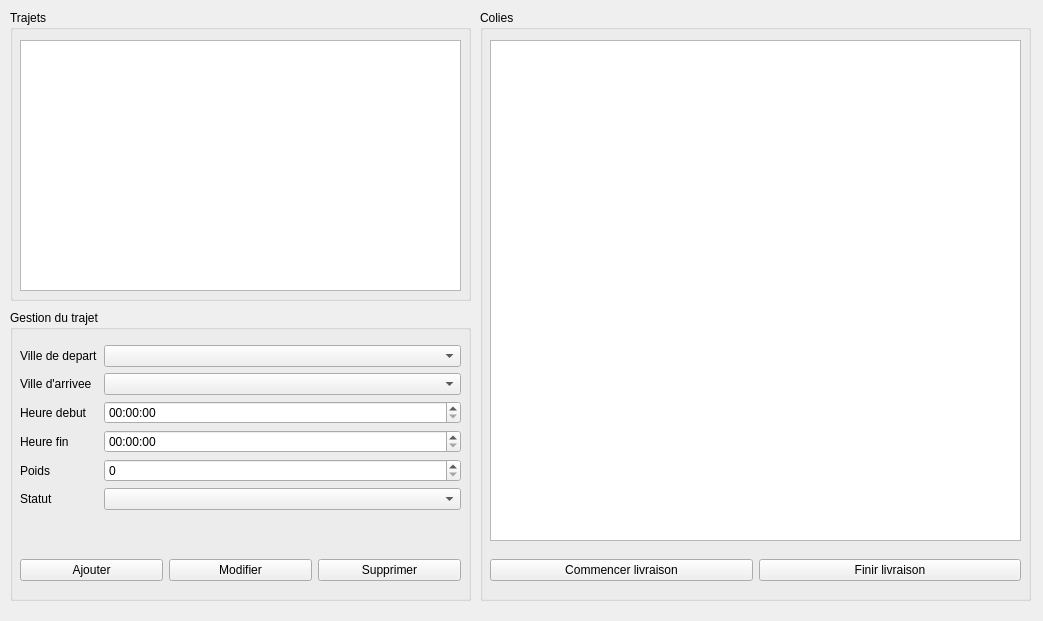
Above: interface/chauffeurpanel.ui from Kaputchino/Projet_Tulle before the change. Below: the same form after it.
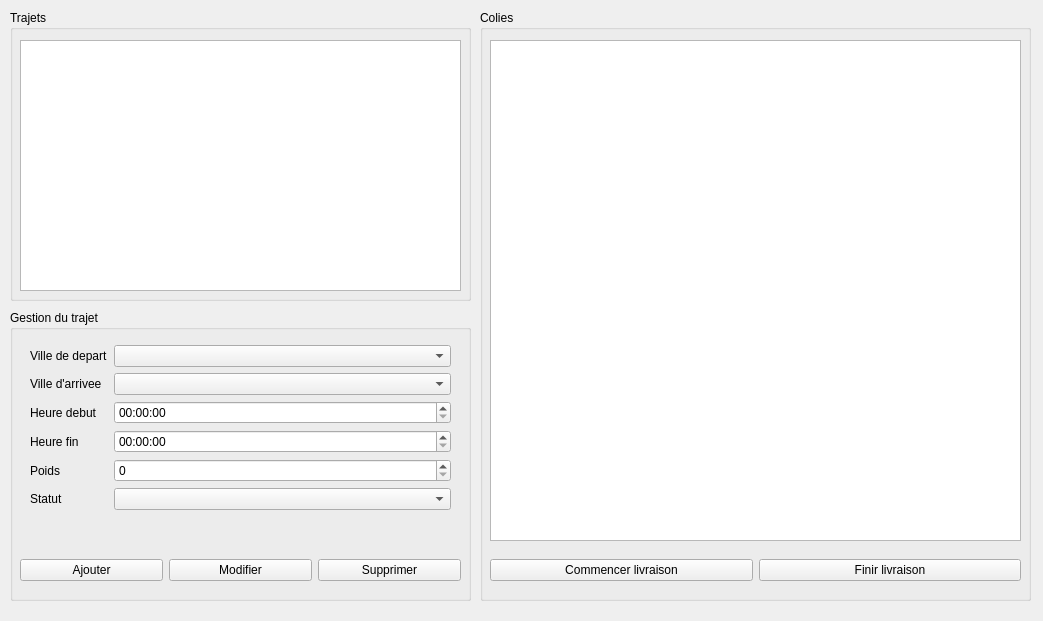
That is the form after the change.

What changed in the file:
```diff
--- a/interface/chauffeurpanel.ui
+++ b/interface/chauffeurpanel.ui
@@ -36,6 +36,12 @@
       </rect>
      </property>
      <layout class="QFormLayout" name="formLayout">
+      <property name="leftMargin">
+       <number>10</number>
+      </property>
+      <property name="rightMargin">
+       <number>10</number>
+      </property>
       <item row="0" column="0">
        <widget class="QLabel" name="label">
         <property name="text">
@@ -98,7 +104,7 @@
       </item>
      </layout>
     </widget>
-    <widget class="QWidget" name="">
+    <widget class="QWidget" name="layoutWidget">
      <property name="geometry">
       <rect>
        <x>10</x>
```
Left out of the diff: 24 changed lines with no effect on the pictures.
